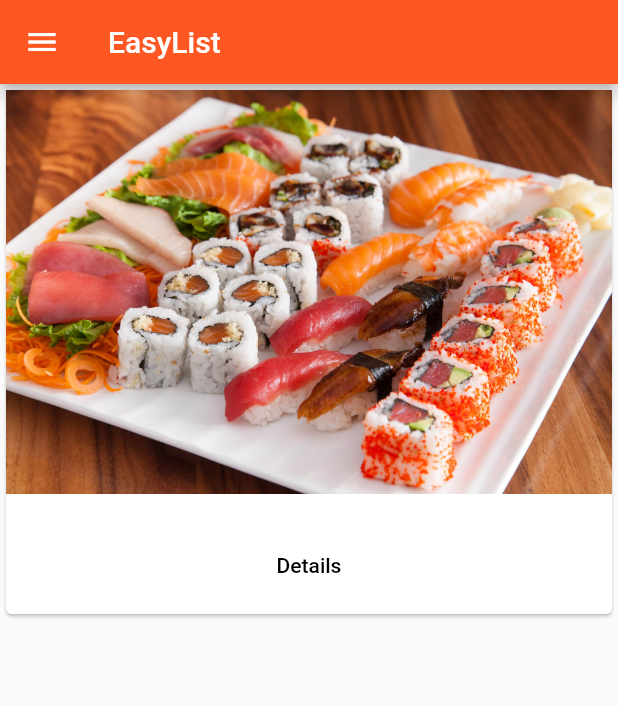
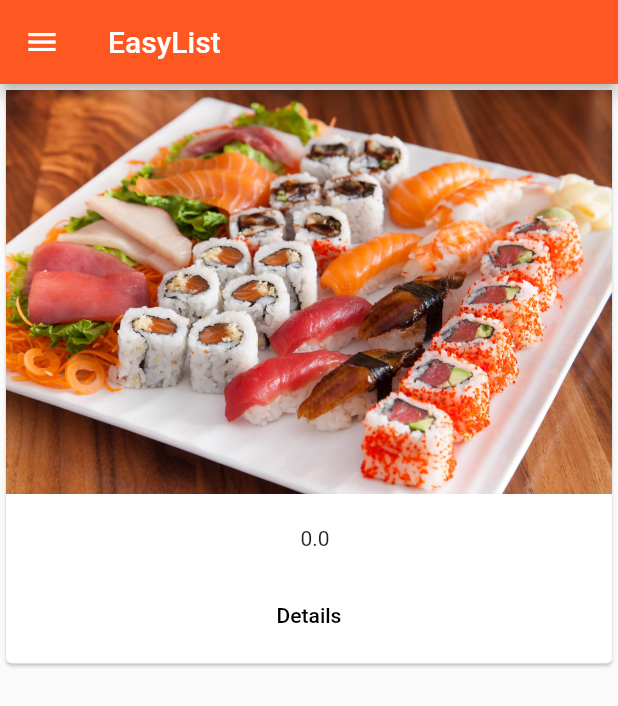
Before and after one commit to JoelRomeroG/FlutterApp, a Flutter app: the AdminPage screen opened by its route, after a tap on "Create", on a phone screen of 412 x 824 dp. Shown: the top 706 px of the screen. Run offline on Flutter 3.47's test engine with Material 2 defaults, Android fonts, the phone set to English and light mode, and no system bars.

Commit message:
Product's Price and Oswald font family added

```diff
--- a/flutter_first_app/lib/pages/auth.dart
+++ b/flutter_first_app/lib/pages/auth.dart
@@ -8,8 +8,9 @@ class AuthPage extends StatefulWidget {
 }
 
 class _AuthPageState extends State<AuthPage> {
-  String _emailValue = '';
-  String _passwordValue = '';
+  String _emailValue;
+  String _passwordValue;
+  bool _acceptTerms = false;
 
   @override
   Widget build(BuildContext context) {
@@ -39,6 +40,15 @@ class _AuthPageState extends State<AuthPage> {
                   });
                 },
               ),
+              SwitchListTile(
+                value: _acceptTerms,
+                onChanged: (bool value) {
+                  setState(() {
+                    _acceptTerms = value;
+                  });
+                },
+                title: Text('Accept Terms'),
+              ),
               SizedBox(
                 height: 10.0,
               ),
--- a/flutter_first_app/lib/pages/product_create.dart
+++ b/flutter_first_app/lib/pages/product_create.dart
@@ -14,9 +14,9 @@ class ProductCreatePage extends StatefulWidget {
 }
 
 class _ProductCreatePageState extends State<ProductCreatePage> {
-  String titleValue = '';
-  String descriptionValue = '';
-  double priceValue = 0.0;
+  String _titleValue = '';
+  String _descriptionValue = '';
+  double _priceValue = 0.0;
 
   @override
   Widget build(BuildContext context) {
@@ -29,7 +29,7 @@ class _ProductCreatePageState extends State<ProductCreatePage> {
             keyboardType: TextInputType.text,
             onChanged: (String value) {
               setState(() {
-                titleValue = value;
+                _titleValue = value;
               });
             },
           ),
@@ -39,7 +39,7 @@ class _ProductCreatePageState extends State<ProductCreatePage> {
             keyboardType: TextInputType.multiline,
             onChanged: (String value) {
               setState(() {
-                descriptionValue = value;
+                _descriptionValue = value;
               });
             },
           ),
@@ -48,7 +48,7 @@ class _ProductCreatePageState extends State<ProductCreatePage> {
             keyboardType: TextInputType.number,
             onChanged: (String value) {
               setState(() {
-                priceValue = double.parse(value);
+                _priceValue = double.parse(value);
               });
             },
           ),
@@ -61,9 +61,9 @@ class _ProductCreatePageState extends State<ProductCreatePage> {
             child: Text('Create'),
             onPressed: () {
               final Map<String, dynamic> product = {
-                'title': titleValue,
-                'description': descriptionValue,
-                'price': priceValue,
+                'title': _titleValue,
+                'description': _descriptionValue,
+                'price': _priceValue,
                 'image': 'assets/sushi.jpg'
               };
               widget.addProduct(product);
--- a/flutter_first_app/lib/products.dart
+++ b/flutter_first_app/lib/products.dart
@@ -14,7 +14,23 @@ class Products extends StatelessWidget {
         child: Column(
       children: <Widget>[
         Image.asset(products[index]['image']),
-        Text(products[index]['title']),
+        SizedBox(height: 10.0),
+        Row(
+          mainAxisAlignment: MainAxisAlignment.center,
+          children: <Widget>[
+            Text(
+              products[index]['title'],
+              style: TextStyle(
+                  fontSize: 26.0,
+                  fontWeight: FontWeight.bold,
+                  fontFamily: 'Oswald'),
+            ),
+            SizedBox(width: 8.0),
+            Text(
+              products[index]['price'].toString(),
+            )
+          ],
+        ),
         ButtonBar(alignment: MainAxisAlignment.center, children: <Widget>[
           FlatButton(
               child: Text('Details'),
```
Also changed, not shown: flutter_first_app/pubspec.yaml (+5 -4 lines), flutter_first_app/assets/Oswald-Bold.ttf (added).
